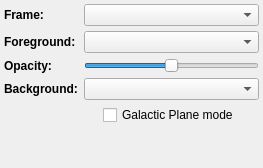
This is glue_wwt/viewer/options_widget.ui in glue-viz/glue-wwt as Qt 5 draws it before an edit. The edited form follows.
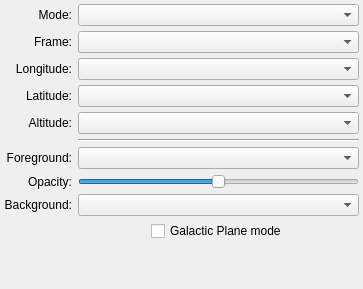
This is the edited form.

Commit message: Refactored options so that attributes are selected as part of the viewer options

```diff
--- a/glue_wwt/viewer/options_widget.ui
+++ b/glue_wwt/viewer/options_widget.ui
@@ -6,8 +6,8 @@
    <rect>
     <x>0</x>
     <y>0</y>
-    <width>263</width>
-    <height>168</height>
+    <width>363</width>
+    <height>289</height>
    </rect>
   </property>
   <property name="windowTitle">
@@ -30,58 +30,38 @@
     <number>5</number>
    </property>
    <item row="6" column="0">
-    <widget class="QLabel" name="label_background">
+    <widget class="QLabel" name="label_foreground">
      <property name="font">
       <font>
-       <weight>75</weight>
-       <bold>true</bold>
+       <weight>50</weight>
+       <bold>false</bold>
       </font>
      </property>
      <property name="text">
-      <string>Background:</string>
+      <string>Foreground:</string>
      </property>
-    </widget>
-   </item>
-   <item row="6" column="1">
-    <widget class="QComboBox" name="combosel_background">
-     <property name="sizePolicy">
-      <sizepolicy hsizetype="Expanding" vsizetype="Fixed">
-       <horstretch>0</horstretch>
-       <verstretch>0</verstretch>
-      </sizepolicy>
+     <property name="alignment">
+      <set>Qt::AlignRight|Qt::AlignTrailing|Qt::AlignVCenter</set>
      </property>
-     <property name="sizeAdjustPolicy">
-      <enum>QComboBox::AdjustToMinimumContentsLength</enum>
-     </property>
     </widget>
    </item>
-   <item row="4" column="1">
-    <widget class="QSlider" name="value_foreground_opacity">
-     <property name="maximum">
-      <number>100</number>
+   <item row="0" column="0">
+    <widget class="QLabel" name="label_mode">
+     <property name="font">
+      <font>
+       <weight>50</weight>
+       <bold>false</bold>
+      </font>
      </property>
-     <property name="value">
-      <number>50</number>
+     <property name="text">
+      <string>Mode:</string>
      </property>
-     <property name="orientation">
-      <enum>Qt::Horizontal</enum>
+     <property name="alignment">
+      <set>Qt::AlignRight|Qt::AlignTrailing|Qt::AlignVCenter</set>
      </property>
     </widget>
    </item>
-   <item row="1" column="1">
-    <widget class="QComboBox" name="combosel_foreground">
-     <property name="sizePolicy">
-      <sizepolicy hsizetype="Expanding" vsizetype="Fixed">
-       <horstretch>0</horstretch>
-       <verstretch>0</verstretch>
-      </sizepolicy>
-     </property>
-     <property name="sizeAdjustPolicy">
-      <enum>QComboBox::AdjustToMinimumContentsLength</enum>
-     </property>
-    </widget>
-   </item>
-   <item row="9" column="1">
+   <item row="14" column="1">
     <spacer name="verticalSpacer">
      <property name="orientation">
       <enum>Qt::Vertical</enum>
@@ -94,20 +74,78 @@
      </property>
     </spacer>
    </item>
-   <item row="4" column="0">
+   <item row="6" column="1">
+    <widget class="QComboBox" name="combosel_foreground">
+     <property name="sizePolicy">
+      <sizepolicy hsizetype="Expanding" vsizetype="Fixed">
+       <horstretch>0</horstretch>
+       <verstretch>0</verstretch>
+      </sizepolicy>
+     </property>
+     <property name="sizeAdjustPolicy">
+      <enum>QComboBox::AdjustToMinimumContentsLength</enum>
+     </property>
+    </widget>
+   </item>
+   <item row="9" column="0">
     <widget class="QLabel" name="label_opacity">
      <property name="font">
       <font>
-       <weight>75</weight>
-       <bold>true</bold>
+       <weight>50</weight>
+       <bold>false</bold>
       </font>
      </property>
      <property name="text">
       <string>Opacity:</string>
      </property>
+     <property name="alignment">
+      <set>Qt::AlignRight|Qt::AlignTrailing|Qt::AlignVCenter</set>
+     </property>
     </widget>
    </item>
-   <item row="8" column="1">
+   <item row="11" column="0">
+    <widget class="QLabel" name="label_background">
+     <property name="font">
+      <font>
+       <weight>50</weight>
+       <bold>false</bold>
+      </font>
+     </property>
+     <property name="text">
+      <string>Background:</string>
+     </property>
+     <property name="alignment">
+      <set>Qt::AlignRight|Qt::AlignTrailing|Qt::AlignVCenter</set>
+     </property>
+    </widget>
+   </item>
+   <item row="11" column="1">
+    <widget class="QComboBox" name="combosel_background">
+     <property name="sizePolicy">
+      <sizepolicy hsizetype="Expanding" vsizetype="Fixed">
+       <horstretch>0</horstretch>
+       <verstretch>0</verstretch>
+      </sizepolicy>
+     </property>
+     <property name="sizeAdjustPolicy">
+      <enum>QComboBox::AdjustToMinimumContentsLength</enum>
+     </property>
+    </widget>
+   </item>
+   <item row="9" column="1">
+    <widget class="QSlider" name="value_foreground_opacity">
+     <property name="maximum">
+      <number>100</number>
+     </property>
+     <property name="value">
+      <number>50</number>
+     </property>
+     <property name="orientation">
+      <enum>Qt::Horizontal</enum>
+     </property>
+    </widget>
+   </item>
+   <item row="13" column="1">
     <layout class="QHBoxLayout" name="horizontalLayout">
      <item>
       <spacer name="horizontalSpacer">
@@ -144,35 +182,68 @@
      </item>
     </layout>
    </item>
+   <item row="0" column="1">
+    <widget class="QComboBox" name="combosel_mode"/>
+   </item>
    <item row="1" column="0">
-    <widget class="QLabel" name="label_foreground">
-     <property name="font">
-      <font>
-       <weight>75</weight>
-       <bold>true</bold>
-      </font>
-     </property>
-     <property name="text">
-      <string>Foreground:</string>
-     </property>
-    </widget>
-   </item>
-   <item row="0" column="0">
-    <widget class="QLabel" name="label">
-     <property name="font">
-      <font>
-       <weight>75</weight>
-       <bold>true</bold>
-      </font>
-     </property>
+    <widget class="QLabel" name="label_frame">
      <property name="text">
       <string>Frame:</string>
      </property>
+     <property name="alignment">
+      <set>Qt::AlignRight|Qt::AlignTrailing|Qt::AlignVCenter</set>
+     </property>
     </widget>
    </item>
-   <item row="0" column="1">
+   <item row="3" column="0">
+    <widget class="QLabel" name="label_lat_att">
+     <property name="text">
+      <string>Latitude:</string>
+     </property>
+     <property name="alignment">
+      <set>Qt::AlignRight|Qt::AlignTrailing|Qt::AlignVCenter</set>
+     </property>
+    </widget>
+   </item>
+   <item row="2" column="0">
+    <widget class="QLabel" name="label_lon_att">
+     <property name="text">
+      <string>Longitude:</string>
+     </property>
+     <property name="alignment">
+      <set>Qt::AlignRight|Qt::AlignTrailing|Qt::AlignVCenter</set>
+     </property>
+    </widget>
+   </item>
+   <item row="1" column="1">
     <widget class="QComboBox" name="combosel_frame"/>
    </item>
+   <item row="5" column="1">
+    <widget class="Line" name="line">
+     <property name="orientation">
+      <enum>Qt::Horizontal</enum>
+     </property>
+    </widget>
+   </item>
+   <item row="2" column="1">
+    <widget class="QComboBox" name="combosel_lon_att"/>
+   </item>
+   <item row="3" column="1">
+    <widget class="QComboBox" name="combosel_lat_att"/>
+   </item>
+   <item row="4" column="1">
+    <widget class="QComboBox" name="combosel_alt_att"/>
+   </item>
+   <item row="4" column="0">
+    <widget class="QLabel" name="label_alt_att">
+     <property name="text">
+      <string>Altitude:</string>
+     </property>
+     <property name="alignment">
+      <set>Qt::AlignRight|Qt::AlignTrailing|Qt::AlignVCenter</set>
+     </property>
+    </widget>
+   </item>
   </layout>
  </widget>
  <resources/>
```
The commit also changes 6 other files.
